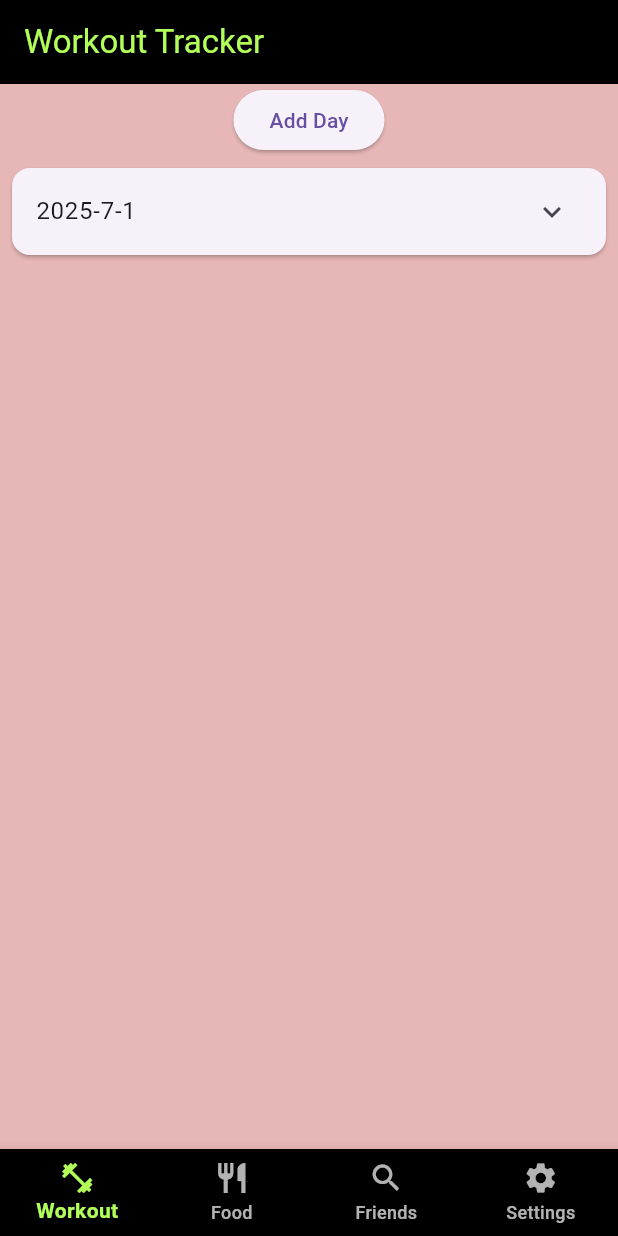
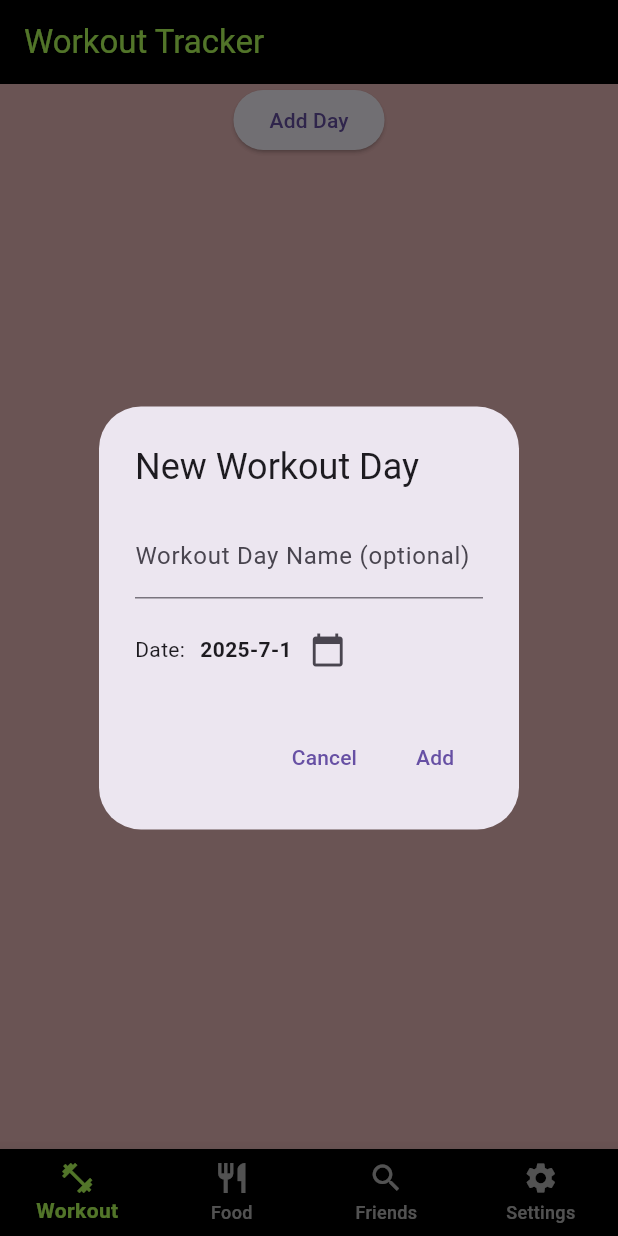
Before and after one commit to CAJamesJ/workout_progress_app, a Flutter app: the screen it shows after launch, after a tap on "Add Day", on a phone screen of 412 x 824 dp. Run offline on Flutter 3.47's test engine with Material 3 defaults, Android fonts, the phone set to English and light mode, and no system bars.

Commit message:
Big Workout

```diff
--- a/lib/main.dart
+++ b/lib/main.dart
@@ -93,18 +93,18 @@ class _MainNavigationState extends State<MainNavigation> {
 }
 
 class WorkoutDay {
+  final String? name;
   final String date;
   final List<WorkoutEntry> workouts;
 
-  WorkoutDay({required this.date, this.workouts = const []});
+  WorkoutDay({this.name, required this.date, this.workouts = const []});
 }
 
 class WorkoutEntry {
   final String name;
-  final int sets;
-  final double weight;
+  final List<double> weights;
 
-  WorkoutEntry({required this.name, required this.sets, required this.weight});
+  WorkoutEntry({required this.name, required this.weights});
 }
 
 class WorkoutPage extends StatefulWidget {
@@ -118,25 +118,92 @@ class _WorkoutPageState extends State<WorkoutPage> {
   final List<WorkoutDay> _workoutDays = [];
 
   void _addWorkoutDay() {
-    final now = DateTime.now();
-    final formattedDate = '${now.year}-${now.month}-${now.day}';
+    final nameController = TextEditingController();
+    DateTime selectedDate = DateTime.now();
 
+    showDialog(
+      context: context,
+      builder: (context) {
+        return AlertDialog(
+          title: const Text('New Workout Day'),
+          content: StatefulBuilder(
+            builder: (context, setState) {
+              return Column(
+                mainAxisSize: MainAxisSize.min,
+                children: [
+                  TextField(
+                    controller: nameController,
+                    decoration: const InputDecoration(labelText: 'Workout Day Name (optional)'),
+                  ),
+                  const SizedBox(height: 10),
+                  Row(
+                    children: [
+                      const Text('Date:'),
+                      const SizedBox(width: 10),
+                      Text(
+                        '${selectedDate.year}-${selectedDate.month}-${selectedDate.day}',
+                        style: const TextStyle(fontWeight: FontWeight.bold),
+                      ),
+                      IconButton(
+                        icon: const Icon(Icons.calendar_today),
+                        onPressed: () async {
+                          final picked = await showDatePicker(
+                            context: context,
+                            initialDate: selectedDate,
+                            firstDate: DateTime(2000),
+                            lastDate: DateTime(2100),
+                          );
+                          if (picked != null) {
                             setState(() {
-      _workoutDays.add(WorkoutDay(date: formattedDate));
+                              selectedDate = picked;
                             });
+                          }
+                        },
+                      ),
+                    ],
+                  ),
+                ],
+              );
+            },
+          ),
+          actions: [
+            TextButton(
+              onPressed: () => Navigator.of(context).pop(),
+              child: const Text('Cancel'),
+            ),
+            TextButton(
+              onPressed: () {
+                final formattedDate = '${selectedDate.year}-${selectedDate.month}-${selectedDate.day}';
+                setState(() {
+                  _workoutDays.add(WorkoutDay(
+                    name: nameController.text.isEmpty ? null : nameController.text,
+                    date: formattedDate,
+                  ));
+                });
+                Navigator.of(context).pop();
+              },
+              child: const Text('Add'),
+            ),
+          ],
+        );
+      },
+    );
   }
 
   void _addWorkoutEntry(int dayIndex) {
+    final nameController = TextEditingController();
+    final setsController = TextEditingController();
+    final weightControllers = <TextEditingController>[];
+
     showDialog(
       context: context,
       builder: (context) {
-        final nameController = TextEditingController();
-        final setsController = TextEditingController();
-        final weightController = TextEditingController();
-
         return AlertDialog(
           title: const Text('Add Workout Entry'),
-          content: Column(
+          content: StatefulBuilder(
+            builder: (context, setDialogState) {
+              return SingleChildScrollView(
+                child: Column(
                   mainAxisSize: MainAxisSize.min,
                   children: [
                     TextField(
@@ -145,15 +212,28 @@ class _WorkoutPageState extends State<WorkoutPage> {
                     ),
                     TextField(
                       controller: setsController,
-                decoration: const InputDecoration(labelText: 'Sets'),
+                      decoration: const InputDecoration(labelText: 'Number of Sets'),
                       keyboardType: TextInputType.number,
+                      onChanged: (value) {
+                        final sets = int.tryParse(value) ?? 0;
+                        setDialogState(() {
+                          weightControllers
+                            ..clear()
+                            ..addAll(List.generate(sets, (_) => TextEditingController()));
+                        });
+                      },
                     ),
-              TextField(
-                controller: weightController,
-                decoration: const InputDecoration(labelText: 'Weight (kg)'),
+                    ...List.generate(weightControllers.length, (i) {
+                      return TextField(
+                        controller: weightControllers[i],
+                        decoration: InputDecoration(labelText: 'Weight for Set ${i + 1} (kg)'),
                         keyboardType: TextInputType.number,
+                      );
+                    }),
+                  ],
                 ),
-            ],
+              );
+            },
           ),
           actions: [
             TextButton(
@@ -162,17 +242,16 @@ class _WorkoutPageState extends State<WorkoutPage> {
             ),
             TextButton(
               onPressed: () {
+                final weights = weightControllers
+                    .map((controller) => double.tryParse(controller.text) ?? 0)
+                    .toList();
+
                 final updatedWorkouts = List<WorkoutEntry>.from(_workoutDays[dayIndex].workouts)
-                  ..add(
-                    WorkoutEntry(
-                      name: nameController.text,
-                      sets: int.tryParse(setsController.text) ?? 0,
-                      weight: double.tryParse(weightController.text) ?? 0,
-                    ),
-                  );
+                  ..add(WorkoutEntry(name: nameController.text, weights: weights));
 
                 setState(() {
                   _workoutDays[dayIndex] = WorkoutDay(
+                    name: _workoutDays[dayIndex].name,
                     date: _workoutDays[dayIndex].date,
                     workouts: updatedWorkouts,
                   );
@@ -204,12 +283,56 @@ class _WorkoutPageState extends State<WorkoutPage> {
               return Card(
                 margin: const EdgeInsets.all(8.0),
                 child: ExpansionTile(
-                  title: Text(day.date),
+                  title: Row(
+                    mainAxisAlignment: MainAxisAlignment.spaceBetween,
                     children: [
-                    ...day.workouts.map((workout) => ListTile(
-                          title: Text(workout.name),
-                          subtitle: Text('${workout.sets} sets • ${workout.weight} kg'),
-                        )),
+                      Expanded(
+                        child: Text(
+                          day.name ?? '',
+                          style: const TextStyle(fontWeight: FontWeight.bold),
+                          overflow: TextOverflow.ellipsis,
+                        ),
+                      ),
+                      Text(
+                        day.date,
+                        style: const TextStyle(color: Colors.black54),
+                      ),
+                    ],
+                  ),
+                  children: [
+                    SingleChildScrollView(
+                      scrollDirection: Axis.horizontal,
+                      child: Row(
+                        crossAxisAlignment: CrossAxisAlignment.start,
+                        mainAxisAlignment: MainAxisAlignment.start,
+                        children: day.workouts.map((workout) {
+                          return Container(
+                            margin: const EdgeInsets.only(left: 8, right: 8, bottom: 12),
+                            padding: const EdgeInsets.all(12.0),
+                            decoration: BoxDecoration(
+                              color: Colors.white70,
+                              borderRadius: BorderRadius.circular(8),
+                              boxShadow: [
+                                BoxShadow(
+                                  color: Colors.black26,
+                                  blurRadius: 4,
+                                  offset: Offset(2, 2),
+                                )
+                              ],
+                            ),
+                            child: Column(
+                              crossAxisAlignment: CrossAxisAlignment.start,
+                              children: [
+                                Text(workout.name, style: const TextStyle(fontWeight: FontWeight.bold)),
+                                ...List.generate(workout.weights.length, (i) {
+                                  return Text('Set ${i + 1}: ${workout.weights[i]} kg');
+                                }),
+                              ],
+                            ),
+                          );
+                        }).toList(),
+                      ),
+                    ),
                     TextButton(
                       onPressed: () => _addWorkoutEntry(index),
                       child: const Text('Add Workout'),
```
Lines whose indentation alone changed are shown as unchanged.
